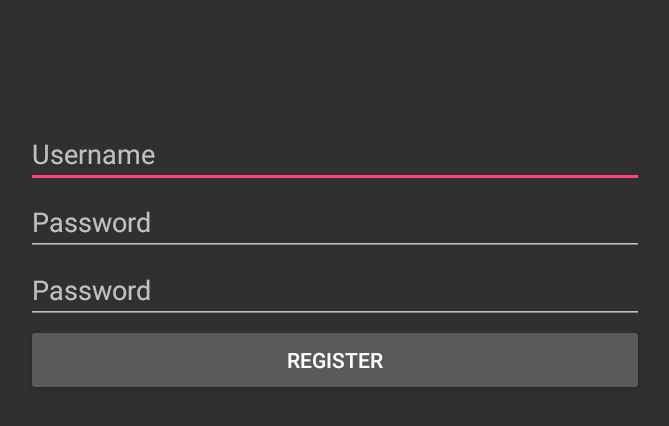
After one commit to sudo-sandra/Battleship, an Android app: the RegisterActivity screen opened directly, with no data from a screen before it, on a phone screen of 824 x 412 dp (held sideways). The commit adds this screen. Shown: the top 426 px of the screen, without its empty margins (283-952 px from the left). Run offline under Robolectric (Android 15) with nearby library versions, the light colour scheme and no system bars; libraries missing offline, so code that uses them is left out: com.example.root.

Commit message:
Committing Login/Register Code + changing Manifest, adding Strings, changing Battleship + Game import of "schiffeversenken"

```diff
--- a/app/src/main/java/com/example/root/battleship/Battleship.java
+++ b/app/src/main/java/com/example/root/battleship/Battleship.java
@@ -1,4 +1,4 @@
-package com.example.root.schiffeversenken;
+package com.example.root.battleship;
 
 import java.util.ArrayList;
 import java.util.Random;
--- a/app/src/main/java/com/example/root/battleship/Game.java
+++ b/app/src/main/java/com/example/root/battleship/Game.java
@@ -1,4 +1,4 @@
-package com.example.root.schiffeversenken;
+package com.example.root.battleship;
 
 import android.graphics.Color;
 import android.support.v7.app.ActionBar;
@@ -10,6 +10,8 @@ import android.widget.TableLayout;
 import android.widget.TableRow;
 import android.widget.TextView;
 import android.widget.Toast;
+
+import com.example.root.schiffeversenken.R;
 
 public class Game extends AppCompatActivity implements View.OnClickListener{
 
--- /dev/null
+++ b/app/src/main/java/com/example/root/battleship/RegisterActivity.java
@@ -0,0 +1,31 @@
+package com.example.root.battleship;
+
+import android.content.Intent;
+import android.support.v7.app.AppCompatActivity;
+import android.os.Bundle;
+import android.view.Menu;
+import android.view.View;
+
+import com.example.root.schiffeversenken.R;
+
+public class RegisterActivity extends AppCompatActivity {
+
+    @Override
+    protected void onCreate(Bundle savedInstanceState) {
+        super.onCreate(savedInstanceState);
+        setContentView(R.layout.activity_register);
+    }
+
+    public void onClick(View view) {
+        switch (view.getId()) {
+            case R.id.registerBtn:
+                openGameMenuActivity();
+                break;
+        }
+    }
+
+    private void openGameMenuActivity() {
+        Intent gameMenuIntent = new Intent(this, MenuActivity.class);
+        startActivity(gameMenuIntent);
+    }
+}
--- /dev/null
+++ b/app/src/main/res/layout/activity_register.xml
@@ -0,0 +1,52 @@
+<?xml version="1.0" encoding="utf-8"?>
+<android.support.constraint.ConstraintLayout xmlns:android="http://schemas.android.com/apk/res/android"
+    xmlns:app="http://schemas.android.com/apk/res-auto"
+    xmlns:tools="http://schemas.android.com/tools"
+    android:layout_width="match_parent"
+    android:layout_height="match_parent"
+    tools:context="com.example.root.battleship.RegisterActivity">
+
+    <LinearLayout
+        android:layout_width="412dp"
+        android:layout_height="200dp"
+        android:layout_marginStart="80dp"
+        android:layout_marginLeft="80dp"
+        android:layout_marginTop="80dp"
+        android:layout_marginEnd="80dp"
+        android:layout_marginRight="80dp"
+        android:orientation="vertical"
+        app:layout_constraintEnd_toEndOf="parent"
+        app:layout_constraintStart_toStartOf="parent"
+        app:layout_constraintTop_toTopOf="parent">
+
+        <EditText
+            android:id="@+id/usernameRegisterField"
+            android:layout_width="match_parent"
+            android:layout_height="wrap_content"
+            android:ems="10"
+            android:inputType="textPersonName"
+            android:hint="@string/usernameTxtField" />
+
+        <EditText
+            android:id="@+id/passwordRegisterField"
+            android:layout_width="match_parent"
+            android:layout_height="wrap_content"
+            android:ems="10"
+            android:inputType="textPassword"
+            android:hint="@string/passwordTxtField" />
+
+        <EditText
+            android:id="@+id/passwordRegisterField2"
+            android:layout_width="match_parent"
+            android:layout_height="wrap_content"
+            android:ems="10"
+            android:inputType="textPassword"
+            android:hint="@string/passwordTxtField" />
+
+        <Button
+            android:id="@+id/registerBtn"
+            android:layout_width="match_parent"
+            android:layout_height="wrap_content"
+            android:text="@string/registerBtn" />
+    </LinearLayout>
+</android.support.constraint.ConstraintLayout>
--- a/app/src/main/res/values/strings.xml
+++ b/app/src/main/res/values/strings.xml
@@ -1,4 +1,14 @@
 <resources>
-    <string name="app_name">Schiffe versenken</string>
+    <string name="app_name">Battleship</string>
+
+    //Button
     <string name="button_end">End</string>
+    <string name="loginBtn">Login</string>
+    <string name="registerBtn">Register</string>
+    <string name="offlineGameBtn">Offline Game</string>
+    <string name="onlineGameBtn">Online Game</string>
+
+    //Textfield
+    <string name="usernameTxtField">Username</string>
+    <string name="passwordTxtField">Password</string>
 </resources>
```
Also changed, not shown: app/src/main/AndroidManifest.xml (+15 -2 lines), app/src/main/java/com/example/root/battleship/DBConnection.java (added, +92 -0 lines), app/src/main/java/com/example/root/battleship/LoginActivity.java (added, +42 -0 lines), app/src/main/java/com/example/root/battleship/MenuActivity.java (added, +15 -0 lines), app/src/main/java/com/example/root/battleship/StartActivity.java (added, +38 -0 lines), app/src/main/java/com/example/root/battleship/User.java (added, +19 -0 lines), app/src/main/res/layout/activity_login.xml (added, +51 -0 lines), app/src/main/res/layout/activity_menu.xml (added, +28 -0 lines), app/src/main/res/layout/activity_start.xml (added, +34 -0 lines).
